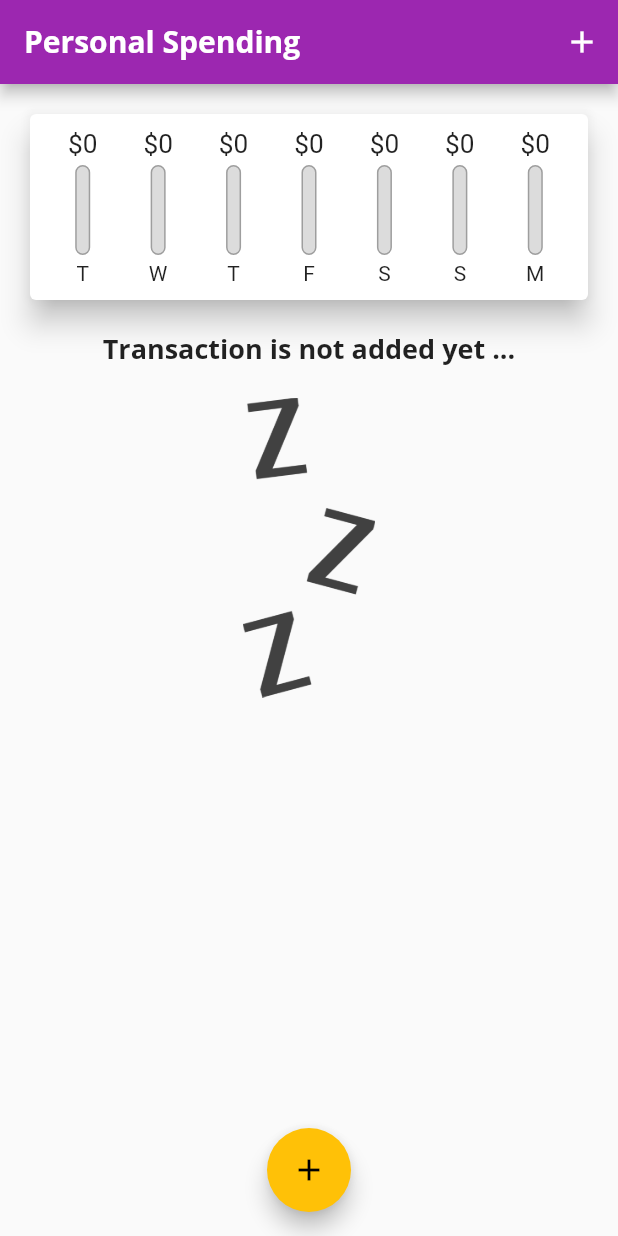
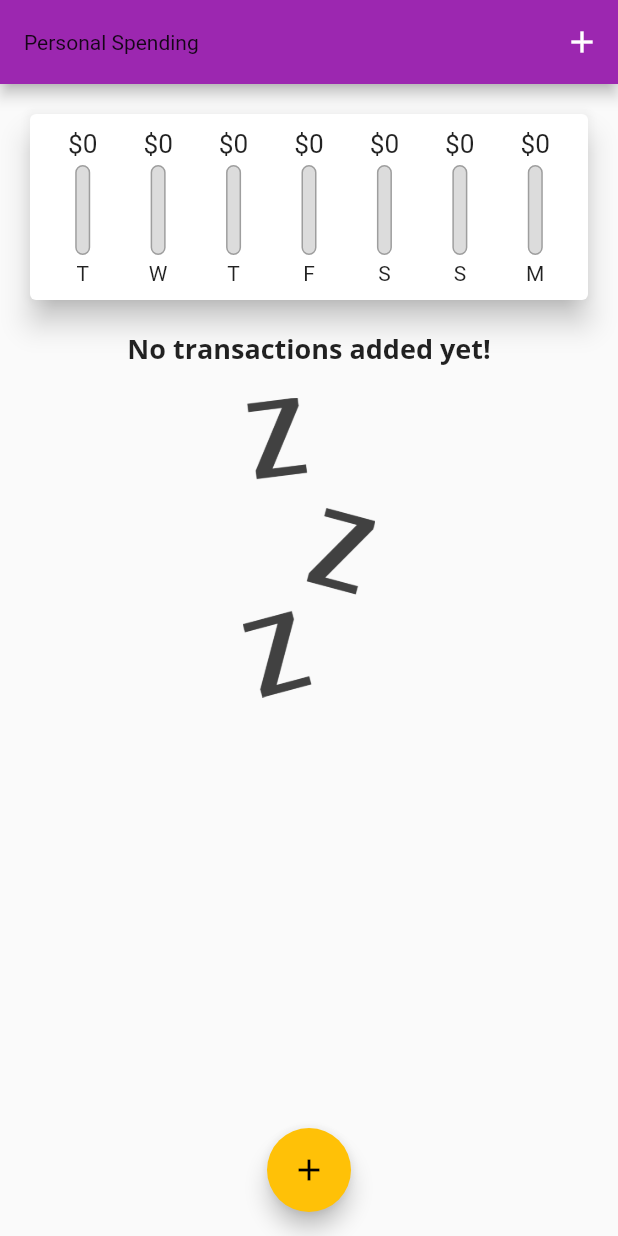
Before and after one commit to furkanayyildiz/personal-spending-app, a Flutter app: the screen it shows after launch, on a phone screen of 412 x 824 dp. Run offline on Flutter 3.47's test engine with Material 2 defaults, Android fonts, the phone set to English and light mode, and no system bars.

```diff
--- a/lib/widgets/chart.dart
+++ b/lib/widgets/chart.dart
@@ -42,7 +42,9 @@ class Chart extends StatelessWidget {
   @override
   Widget build(BuildContext context) {
     print(groupedTransactionValues);
-    return Card(
+    return Container(
+      //height: MediaQuery.of(context).size.height * 0.4,
+      child: Card(
         elevation: 8,
         margin: EdgeInsets.all(20),
         child: Container(
@@ -63,6 +65,7 @@ class Chart extends StatelessWidget {
             }).toList(),
           ),
         ),
+      ),
     );
   }
 }
--- a/lib/widgets/transaction_list.dart
+++ b/lib/widgets/transaction_list.dart
@@ -1,10 +1,7 @@
-// ignore_for_file: prefer_const_constructors
-
 import 'package:flutter/material.dart';
 import 'package:intl/intl.dart';
 
-//pages
-import 'package:personal_spending_app/models/transaction.dart';
+import '../models/transaction.dart';
 
 class TransactionList extends StatelessWidget {
   final List<Transaction> transactions;
@@ -15,29 +12,27 @@ class TransactionList extends StatelessWidget {
   @override
   Widget build(BuildContext context) {
     return Container(
-      height: 500,
+      height: 450,
       child: transactions.isEmpty
           ? Column(
               children: <Widget>[
                 Text(
-                  "Transaction is not added yet ...",
+                  'No transactions added yet!',
                   style: Theme.of(context).textTheme.headline6,
                 ),
                 SizedBox(
-                  //* it gives a space between widgets
                   height: 20,
                 ),
                 Container(
                     height: 200,
                     child: Image.asset(
-                    "assets/images/waiting.png",
+                      'assets/images/waiting.png',
                       fit: BoxFit.cover,
-                  ),
-                )
+                    )),
               ],
             )
           : ListView.builder(
-              itemBuilder: ((context, index) {
+              itemBuilder: (ctx, index) {
                 return Card(
                   elevation: 5,
                   margin: EdgeInsets.symmetric(
@@ -50,9 +45,10 @@ class TransactionList extends StatelessWidget {
                       child: Padding(
                         padding: EdgeInsets.all(6),
                         child: FittedBox(
-                            child: Text("\$${transactions[index].amount}"),
+                          child: Text('\$${transactions[index].amount}'),
                         ),
-                        )),
+                      ),
+                    ),
                     title: Text(
                       transactions[index].name,
                       style: Theme.of(context).textTheme.headline6,
@@ -67,7 +63,7 @@ class TransactionList extends StatelessWidget {
                     ),
                   ),
                 );
-              }),
+              },
               itemCount: transactions.length,
             ),
     );
```
Also changed, not shown: lib/main.dart (+23 -18 lines), lib/widgets/new_transaction.dart (+12 -9 lines). Lines whose indentation alone changed are shown as unchanged.
